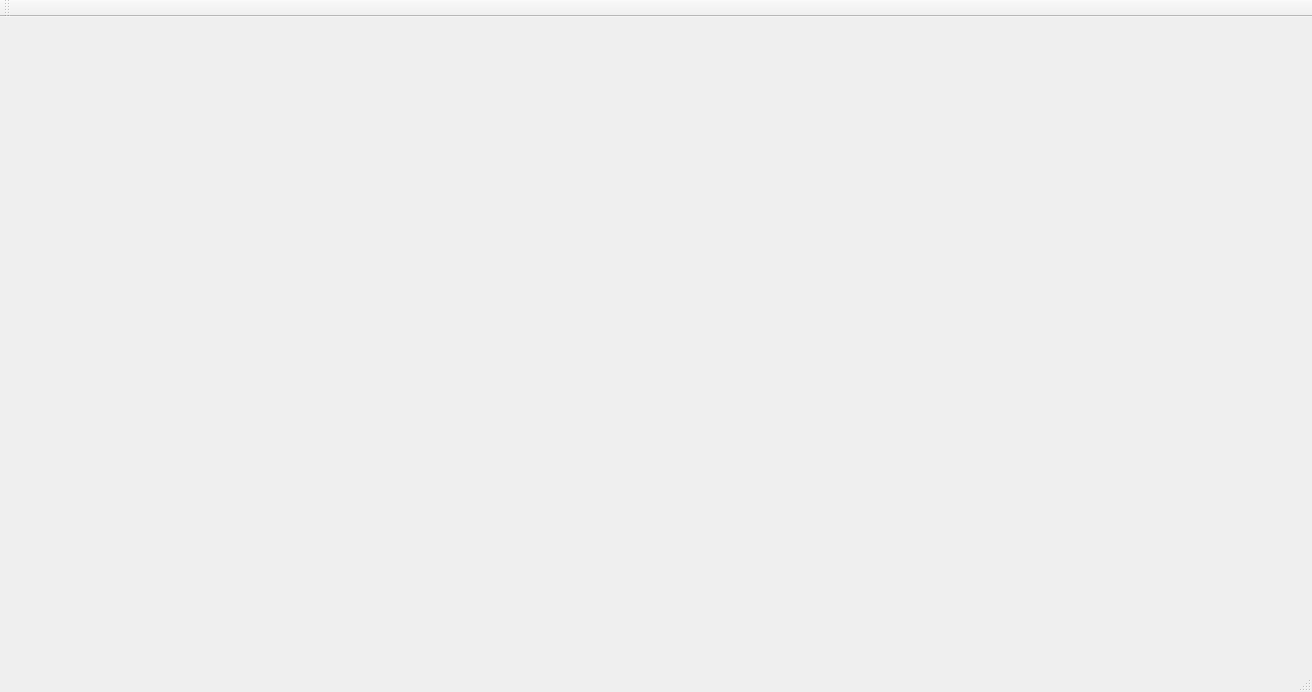
Old version of the form ui/mainwindow.ui in the repository haidlcarsten/GPSTrackingSoccer.
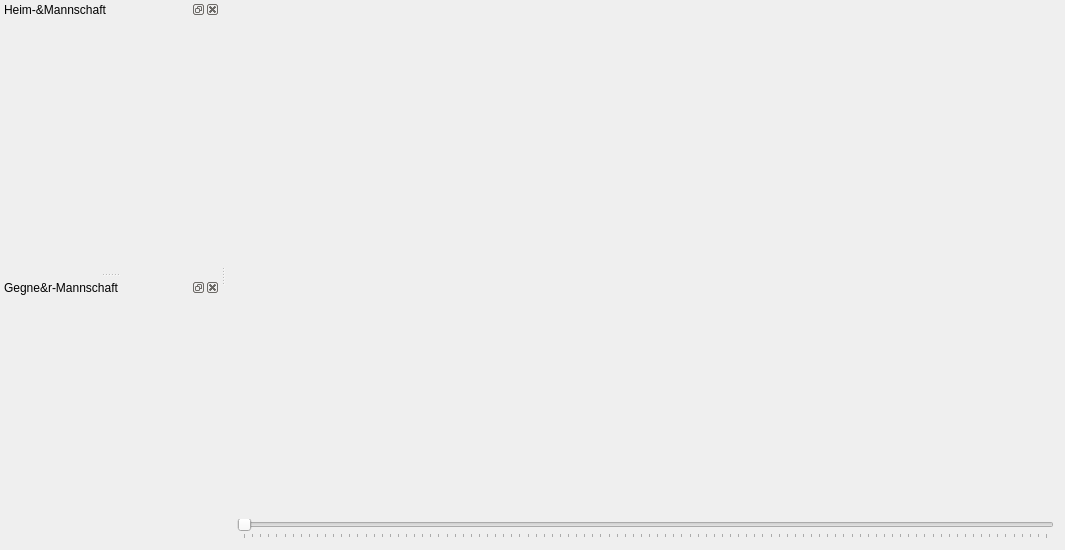
New version of the form.

Diff of the .ui file:
```diff
--- a/ui/mainwindow.ui
+++ b/ui/mainwindow.ui
@@ -6,14 +6,48 @@
    <rect>
     <x>0</x>
     <y>0</y>
-    <width>1312</width>
-    <height>692</height>
+    <width>1065</width>
+    <height>550</height>
    </rect>
   </property>
+  <property name="sizePolicy">
+   <sizepolicy hsizetype="Minimum" vsizetype="Minimum">
+    <horstretch>1</horstretch>
+    <verstretch>1</verstretch>
+   </sizepolicy>
+  </property>
+  <property name="minimumSize">
+   <size>
+    <width>100</width>
+    <height>0</height>
+   </size>
+  </property>
   <property name="windowTitle">
    <string>MainWindow</string>
   </property>
-  <widget class="QWidget" name="centralWidget"/>
+  <property name="documentMode">
+   <bool>false</bool>
+  </property>
+  <widget class="QWidget" name="centralWidget">
+   <property name="cursor">
+    <cursorShape>UpArrowCursor</cursorShape>
+   </property>
+   <layout class="QGridLayout" name="gridLayout">
+    <item row="1" column="0">
+     <widget class="QSlider" name="horizontalSlider">
+      <property name="orientation">
+       <enum>Qt::Horizontal</enum>
+      </property>
+      <property name="tickPosition">
+       <enum>QSlider::TicksBelow</enum>
+      </property>
+     </widget>
+    </item>
+    <item row="0" column="0">
+     <widget class="QWidget" name="widget" native="true"/>
+    </item>
+   </layout>
+  </widget>
   <widget class="QMenuBar" name="menuBar">
    <property name="geometry">
     <rect>
@@ -24,18 +58,38 @@
     </rect>
    </property>
    <property name="defaultUp">
-    <bool>true</bool>
-   </property>
-  </widget>
-  <widget class="QToolBar" name="mainToolBar">
-   <attribute name="toolBarArea">
-    <enum>TopToolBarArea</enum>
-   </attribute>
-   <attribute name="toolBarBreak">
     <bool>false</bool>
+   </property>
+  </widget>
+  <widget class="QDockWidget" name="dockWidgetHeim">
+   <property name="minimumSize">
+    <size>
+     <width>220</width>
+     <height>80</height>
+    </size>
+   </property>
+   <property name="windowTitle">
+    <string>Heim-&amp;Mannschaft</string>
+   </property>
+   <attribute name="dockWidgetArea">
+    <number>1</number>
    </attribute>
   </widget>
-  <widget class="QStatusBar" name="statusBar"/>
+  <widget class="QDockWidget" name="dockWidgetGegner">
+   <property name="minimumSize">
+    <size>
+     <width>220</width>
+     <height>80</height>
+    </size>
+   </property>
+   <property name="windowTitle">
+    <string>Gegne&amp;r-Mannschaft</string>
+   </property>
+   <attribute name="dockWidgetArea">
+    <number>1</number>
+   </attribute>
+   <widget class="QWidget" name="dockWidgetContentsGegner"/>
+  </widget>
  </widget>
  <layoutdefault spacing="6" margin="11"/>
  <resources/>
```
Left out of the diff: 24 changed lines with no effect on the pictures.
